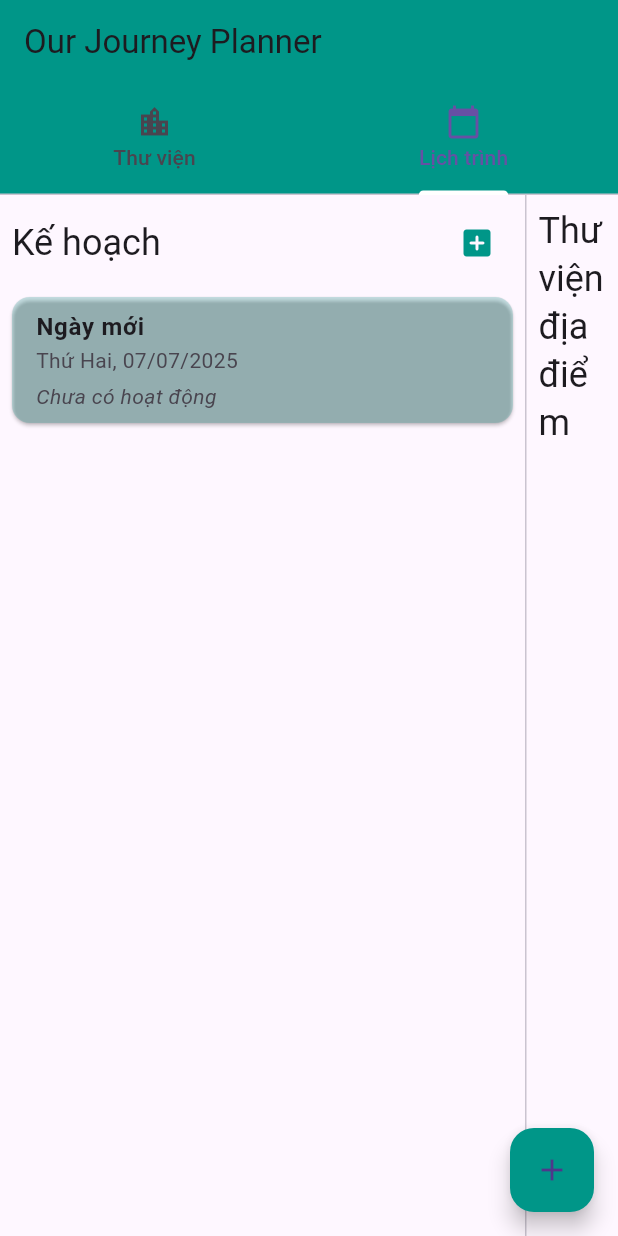
After one commit to retrograderz25/tripin, a Flutter app: the screen it shows after launch, tab 2 chosen, after a tap on the "add box" icon, on a phone screen of 412 x 824 dp. The commit adds this screen. Run offline on Flutter 3.47's test engine with Material 3 defaults, Android fonts, the phone set to English and light mode, and no system bars; our stand-ins replace cloud_firestore, firebase_core; accounts and stored records are empty; statements that could not run were skipped.

Commit message:
feat: Integrate schedule planning with Firestore

```diff
--- a/lib/main.dart
+++ b/lib/main.dart
@@ -6,9 +6,11 @@ import './providers/plan_provider.dart';
 import './screens/home_screen.dart';
 import 'package:firebase_core/firebase_core.dart';
 import 'firebase_options.dart';
+import 'package:intl/date_symbol_data_local.dart';
 
 void main() async {
   WidgetsFlutterBinding.ensureInitialized();
+  await initializeDateFormatting('vi_VN', null);
   await Firebase.initializeApp(
     options: DefaultFirebaseOptions.currentPlatform,
   );
--- /dev/null
+++ b/lib/models/daily_plan.dart
@@ -0,0 +1,39 @@
+// lib/models/daily_plan.dart
+import 'package:cloud_firestore/cloud_firestore.dart';
+import 'schedule_entry.dart';
+
+class DailyPlan {
+  final String id;
+  DateTime date;
+  String title;
+  List<ScheduleEntry> entries;
+
+  DailyPlan({
+    required this.id,
+    required this.date,
+    this.title = '',
+    required this.entries,
+  });
+
+  Map<String, dynamic> toMap() {
+    return {
+      'date': Timestamp.fromDate(date), // Chuyển DateTime thành Timestamp của Firestore
+      'title': title,
+      // Chuyển đổi mỗi entry trong list thành map
+      'entries': entries.map((entry) => entry.toMap()).toList(),
+    };
+  }
+
+  factory DailyPlan.fromMap(Map<String, dynamic> map, String documentId) {
+    return DailyPlan(
+      id: documentId,
+      // Chuyển Timestamp từ Firestore về DateTime
+      date: (map['date'] as Timestamp).toDate(),
+      title: map['title'] ?? '',
+      // Chuyển đổi list các map về lại list các ScheduleEntry
+      entries: (map['entries'] as List<dynamic>)
+          .map((entryMap) => ScheduleEntry.fromMap(entryMap as Map<String, dynamic>))
+          .toList(),
+    );
+  }
+}
--- /dev/null
+++ b/lib/models/schedule_entry.dart
@@ -0,0 +1,52 @@
+// lib/models/schedule_entry.dart
+import 'package:flutter/material.dart';
+
+class ScheduleEntry {
+  final String entryId;
+  final String locationId; // ID để liên kết tới LocationItem
+  final String locationName; // Lưu lại tên để hiển thị nhanh
+
+  Duration travelTime;
+  TimeOfDay? startTime;
+  Duration activityDuration;
+  String scheduleNotes;
+
+  ScheduleEntry({
+    required this.entryId,
+    required this.locationId,
+    required this.locationName,
+    this.travelTime = Duration.zero,
+    this.startTime,
+    this.activityDuration = const Duration(hours: 1),
+    this.scheduleNotes = '',
+  });
+
+  Map<String, dynamic> toMap() {
+    return {
+      'entryId': entryId,
+      'locationId': locationId,
+      'locationName': locationName,
+      'travelTimeMinutes': travelTime.inMinutes,
+      // startTime có thể null, cần xử lý
+      'startTimeHour': startTime?.hour,
+      'startTimeMinute': startTime?.minute,
+      'activityDurationMinutes': activityDuration.inMinutes,
+      'scheduleNotes': scheduleNotes,
+    };
+  }
+
+  factory ScheduleEntry.fromMap(Map<String, dynamic> map) {
+    return ScheduleEntry(
+      entryId: map['entryId'] ?? '',
+      locationId: map['locationId'] ?? '',
+      locationName: map['locationName'] ?? '',
+      travelTime: Duration(minutes: map['travelTimeMinutes'] ?? 0),
+      // Xử lý việc tạo lại TimeOfDay từ dữ liệu có thể null
+      startTime: (map['startTimeHour'] != null && map['startTimeMinute'] != null)
+          ? TimeOfDay(hour: map['startTimeHour'], minute: map['startTimeMinute'])
+          : null,
+      activityDuration: Duration(minutes: map['activityDurationMinutes'] ?? 60),
+      scheduleNotes: map['scheduleNotes'] ?? '',
+    );
+  }
+}
--- a/lib/providers/plan_provider.dart
+++ b/lib/providers/plan_provider.dart
@@ -3,10 +3,62 @@
 import 'package:flutter/material.dart';
 import 'package:cloud_firestore/cloud_firestore.dart';
 import '../models/location_item.dart';
+import '../models/daily_plan.dart';
+import '../models/schedule_entry.dart';
 
 class PlanProvider with ChangeNotifier {
-  final CollectionReference _locationsCollection =
-  FirebaseFirestore.instance.collection('locations');
+  final CollectionReference _locationsCollection = FirebaseFirestore.instance.collection('locations');
+  final CollectionReference _plansCollection = FirebaseFirestore.instance.collection('plans');
+  // --- PHẦN MỚI: QUẢN LÝ LỊCH TRÌNH ---
+
+  String? _selectedDayId;
+  String? get selectedDayId => _selectedDayId;
+
+  // HÀM MỚI: Đọc lịch trình từ Firestore
+  Stream<List<DailyPlan>> getDailyPlansStream() {
+    return _plansCollection
+        .orderBy('date') // Sắp xếp các ngày theo thứ tự thời gian
+        .snapshots()
+        .map((snapshot) => snapshot.docs
+        .map((doc) => DailyPlan.fromMap(doc.data() as Map<String, dynamic>, doc.id))
+        .toList());
+  }
+
+  // HÀM MỚI: Thêm một ngày mới
+  Future<void> addDailyPlan(DateTime date, String title) async {
+    final newPlan = DailyPlan(
+      id: _plansCollection.doc().id, // Firestore tự tạo ID
+      date: date,
+      title: title,
+      entries: [],
+    );
+    // Dùng ID đã tạo để set document
+    await _plansCollection.doc(newPlan.id).set(newPlan.toMap());
+  }
+
+  // HÀM CẬP NHẬT: Thêm một địa điểm vào lịch trình
+  Future<void> addLocationToSchedule(LocationItem location) async {
+    if (_selectedDayId == null) return;
+
+    final newEntry = ScheduleEntry(
+      entryId: DateTime.now().millisecondsSinceEpoch.toString(),
+      locationId: location.id,
+      locationName: location.name,
+    );
+
+    // Dùng FieldValue.arrayUnion để thêm một phần tử vào mảng 'entries'
+    await _plansCollection.doc(_selectedDayId).update({
+      'entries': FieldValue.arrayUnion([newEntry.toMap()])
+    });
+    // Không cần notifyListeners() vì StreamBuilder sẽ tự cập nhật
+  }
+
+  void selectDay(String? dayId) {
+    _selectedDayId = dayId;
+    notifyListeners();
+  }
+
+  // PHẦN CŨ
 
   Stream<List<LocationItem>> getLocationsStream() {
     return _locationsCollection.snapshots().map((snapshot) {
--- a/lib/screens/home_screen.dart
+++ b/lib/screens/home_screen.dart
@@ -1,75 +1,70 @@
 // lib/screens/home_screen.dart
 
 import 'package:flutter/material.dart';
-import 'package:provider/provider.dart';
-// KHÔNG CẦN 'package:cloud_firestore/cloud_firestore.dart' nữa
-import '../models/location_item.dart';
-import '../providers/plan_provider.dart';
-import '../widgets/location_list_item.dart';
+// --- CÁC WIDGET MỚI SẼ ĐƯỢC TẠO ---
+import '../widgets/locations_library_tab.dart';
+import '../widgets/schedule_tab.dart';
 import '../widgets/add_location_form.dart';
 
-class HomeScreen extends StatelessWidget {
+class HomeScreen extends StatefulWidget {
   const HomeScreen({super.key});
+
+  @override
+  State<HomeScreen> createState() => _HomeScreenState();
+}
+
+class _HomeScreenState extends State<HomeScreen>
+    with SingleTickerProviderStateMixin {
+  late TabController _tabController;
+
+  @override
+  void initState() {
+    super.initState();
+    _tabController = TabController(length: 2, vsync: this);
+  }
+
+  @override
+  void dispose() {
+    _tabController.dispose();
+    super.dispose();
+  }
 
   void _showAddLocationForm(BuildContext context) {
     showModalBottomSheet(
       context: context,
       isScrollControlled: true,
-      shape: const RoundedRectangleBorder( // Thêm bo tròn cho đẹp
+      shape: const RoundedRectangleBorder(
         borderRadius: BorderRadius.vertical(top: Radius.circular(20)),
       ),
-      builder: (_) {
-        return const AddLocationForm();
-      },
+      builder: (_) => const AddLocationForm(),
     );
   }
 
   @override
   Widget build(BuildContext context) {
-    // Lấy provider ra để sử dụng
-    final planProvider = Provider.of<PlanProvider>(context, listen: false);
-
     return Scaffold(
       appBar: AppBar(
         title: const Text('Our Journey Planner'),
         backgroundColor: Colors.teal,
+        bottom: TabBar(
+          controller: _tabController,
+          indicatorColor: Colors.white,
+          tabs: const [
+            Tab(icon: Icon(Icons.location_city), text: 'Thư viện'),
+            Tab(icon: Icon(Icons.calendar_today), text: 'Lịch trình'),
+          ],
+        ),
       ),
-      // --- THAY ĐỔI LỚN BẮT ĐẦU TỪ ĐÂY ---
-      body: StreamBuilder<List<LocationItem>>(
-        // 1. Lấy stream từ provider, không gọi Firestore trực tiếp
-        stream: planProvider.getLocationsStream(),
-        builder: (context, snapshot) {
-          // 2. Các bước kiểm tra trạng thái snapshot giữ nguyên
-          if (snapshot.connectionState == ConnectionState.waiting) {
-            return const Center(child: CircularProgressIndicator());
-          }
-          if (snapshot.hasError) {
-            return Center(child: Text('Đã có lỗi xảy ra: ${snapshot.error}'));
-          }
-          if (!snapshot.hasData || snapshot.data!.isEmpty) {
-            return const Center(
-              child: Text('Chưa có địa điểm nào. Hãy thêm một vài nơi nhé!'),
-            );
-          }
-
-          // 3. Dữ liệu đã là List<LocationItem>, không cần chuyển đổi nữa
-          final locations = snapshot.data!;
-
-          return ListView.builder(
-            padding: const EdgeInsets.only(top: 8, bottom: 80),
-            itemCount: locations.length,
-            itemBuilder: (ctx, index) {
-              final location = locations[index];
-              return LocationListItem(location: location);
-            },
-          );
-        },
+      body: TabBarView(
+        controller: _tabController,
+        children: const [
+          // --- CÁC WIDGET TAB MỚI SẼ ĐƯỢC ĐẶT Ở ĐÂY ---
+          LocationsLibraryTab(),
+          ScheduleTab(),
+        ],
       ),
-      // --- KẾT THÚC THAY ĐỔI ---
       floatingActionButton: FloatingActionButton(
-        onPressed: () {
-          _showAddLocationForm(context);
-        },
+        onPressed: () => _showAddLocationForm(context),
         backgroundColor: Colors.teal,
         child: const Icon(Icons.add),
         tooltip: 'Thêm địa điểm mới',
--- /dev/null
+++ b/lib/widgets/locations_library_tab.dart
@@ -0,0 +1,46 @@
+// lib/widgets/locations_library_tab.dart
+
+import 'package:flutter/material.dart';
+import 'package:provider/provider.dart';
+import '../models/location_item.dart';
+import '../providers/plan_provider.dart';
+import './location_list_item.dart';
+
+class LocationsLibraryTab extends StatelessWidget {
+  const LocationsLibraryTab({super.key});
+
+  @override
+  Widget build(BuildContext context) {
+    final planProvider = Provider.of<PlanProvider>(context, listen: false);
+
+    return StreamBuilder<List<LocationItem>>(
+      stream: planProvider.getLocationsStream(),
+      builder: (context, snapshot) {
+        if (snapshot.connectionState == ConnectionState.waiting) {
+          return const Center(child: CircularProgressIndicator());
+        }
+        if (snapshot.hasError) {
+          return Center(child: Text('Đã có lỗi xảy ra: ${snapshot.error}'));
+        }
+        if (!snapshot.hasData || snapshot.data!.isEmpty) {
+          return const Center(
+            child: Text('Thư viện trống. Hãy thêm một vài địa điểm nhé!'),
+          );
+        }
+
+        final locations = snapshot.data!;
+        // Sắp xếp danh sách theo tên để dễ tìm
+        locations.sort((a, b) => a.name.compareTo(b.name));
+
+        return ListView.builder(
+          padding: const EdgeInsets.only(top: 8, bottom: 80),
+          itemCount: locations.length,
+          itemBuilder: (ctx, index) {
+            final location = locations[index];
+            return LocationListItem(location: location);
+          },
+        );
+      },
+    );
+  }
+}
--- /dev/null
+++ b/lib/widgets/schedule_tab.dart
@@ -0,0 +1,166 @@
+// lib/widgets/schedule_tab.dart
+
+import 'package:flutter/material.dart';
+import 'package:provider/provider.dart';
+import '../models/daily_plan.dart';
+import '../models/location_item.dart';
+import '../providers/plan_provider.dart';
+import 'package:intl/intl.dart';
+
+class ScheduleTab extends StatelessWidget {
+  const ScheduleTab({super.key});
+
+  @override
+  Widget build(BuildContext context) {
+    // Dùng Row để tạo giao diện 2 cột
+    return Row(
+      children: [
+        // --- CỘT TRÁI: DANH SÁCH CÁC NGÀY ---
+        _buildDaysList(context),
+
+        // Dấu ngăn cách
+        const VerticalDivider(thickness: 1, width: 1),
+
+        // --- CỘT PHẢI: THƯ VIỆN ĐỊA ĐIỂM ---
+        _buildLocationsLibrary(context),
+      ],
+    );
+  }
+
+  // Widget cho cột trái
+  Widget _buildDaysList(BuildContext context) {
+    final provider = context.watch<PlanProvider>();
+
+    return SizedBox(
+      width: 350, // Tăng chiều rộng một chút
+      child: Column(
+        children: [
+          Padding(
+            padding: const EdgeInsets.all(8.0),
+            child: Row(
+              mainAxisAlignment: MainAxisAlignment.spaceBetween,
+              children: [
+                Text('Kế hoạch', style: Theme.of(context).textTheme.headlineSmall),
+                IconButton(
+                  icon: const Icon(Icons.add_box_rounded, color: Colors.teal),
+                  onPressed: () {
+                    // TODO: Hiển thị form thêm ngày mới
+                    // Tạm thời thêm ngày hôm nay
+                    context.read<PlanProvider>().addDailyPlan(DateTime.now(), "Ngày mới");
+                  },
+                  tooltip: 'Thêm ngày mới',
+                )
+              ],
+            ),
+          ),
+          Expanded(
+            // DÙNG STREAMBUILDER ĐỂ LẤY DỮ LIỆU NGÀY
+            child: StreamBuilder<List<DailyPlan>>(
+              stream: provider.getDailyPlansStream(),
+              builder: (context, snapshot) {
+                if (snapshot.connectionState == ConnectionState.waiting) {
+                  return const Center(child: CircularProgressIndicator());
+                }
+                if (!snapshot.hasData || snapshot.data!.isEmpty) {
+                  return const Center(child: Text('Chưa có ngày nào.'));
+                }
+
+                final plans = snapshot.data!;
+
+                // Tự động chọn ngày đầu tiên nếu chưa có ngày nào được chọn
+                if (provider.selectedDayId == null && plans.isNotEmpty) {
+                  Future.microtask(() => provider.selectDay(plans.first.id));
+                }
+
+                return ListView.builder(
+                  itemCount: plans.length,
+                  itemBuilder: (ctx, index) {
+                    final day = plans[index];
+                    final isSelected = provider.selectedDayId == day.id;
+
+                    return Card(
+                      margin: const EdgeInsets.symmetric(horizontal: 8, vertical: 4),
+                      color: isSelected ? Colors.teal.withOpacity(0.2) : null,
+                      child: ListTile(
+                        title: Text(day.title, style: const TextStyle(fontWeight: FontWeight.bold)),
+                        subtitle: Column(
+                          crossAxisAlignment: CrossAxisAlignment.start,
+                          children: [
+                            Text(DateFormat('EEEE, dd/MM/yyyy', 'vi_VN').format(day.date)),
+                            const SizedBox(height: 4),
+                            if (day.entries.isEmpty)
+                              const Text('Chưa có hoạt động', style: TextStyle(fontStyle: FontStyle.italic)),
+                            for (var entry in day.entries)
+                              Text('• ${entry.locationName}', style: const TextStyle(fontSize: 13)),
+                          ],
+                        ),
+                        onTap: () {
+                          provider.selectDay(day.id);
+                        },
+                      ),
+                    );
+                  },
+                );
+              },
+            ),
+          ),
+        ],
+      ),
+    );
+  }
+
+  // Widget cho cột phải
+  Widget _buildLocationsLibrary(BuildContext context) {
+    final planProvider = Provider.of<PlanProvider>(context, listen: false);
+
+    return Expanded(
+      child: Column(
+        children: [
+          Padding(
+            padding: const EdgeInsets.all(8.0),
+            child: Text('Thư viện địa điểm', style: Theme.of(context).textTheme.headlineSmall),
+          ),
+          Expanded(
+            // Dùng StreamBuilder để lấy danh sách địa điểm từ Firestore
+            child: StreamBuilder<List<LocationItem>>(
+              stream: planProvider.getLocationsStream(),
+              builder: (context, snapshot) {
+                if (!snapshot.hasData) return const Center(child: CircularProgressIndicator());
+
+                final locations = snapshot.data!;
+                locations.sort((a,b) => a.name.compareTo(b.name));
+
+                return ListView.builder(
+                  itemCount: locations.length,
+                  itemBuilder: (ctx, index) {
+                    final location = locations[index];
+                    return ListTile(
+                      title: Text(location.name),
+                      subtitle: Text(location.address, maxLines: 1, overflow: TextOverflow.ellipsis),
+                      trailing: IconButton(
+                        icon: const Icon(Icons.add_circle_outline, color: Colors.teal),
+                        onPressed: () {
+                          // Gọi hàm thêm vào lịch trình
+                          context.read<PlanProvider>().addLocationToSchedule(location);
+
+                          // Hiển thị thông báo nhỏ
+                          ScaffoldMessenger.of(context).showSnackBar(
+                            SnackBar(
+                              content: Text('Đã thêm "${location.name}" vào lịch trình.'),
+                              duration: const Duration(seconds: 2),
+                            ),
+                          );
+                        },
+                        tooltip: 'Thêm vào ngày đang chọn',
+                      ),
+                    );
+                  },
+                );
+              },
+            ),
+          ),
+        ],
+      ),
+    );
+  }
+}
```
